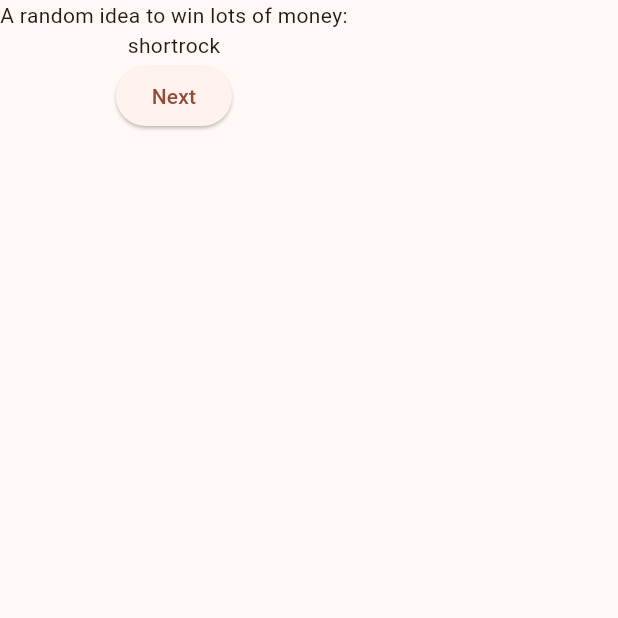
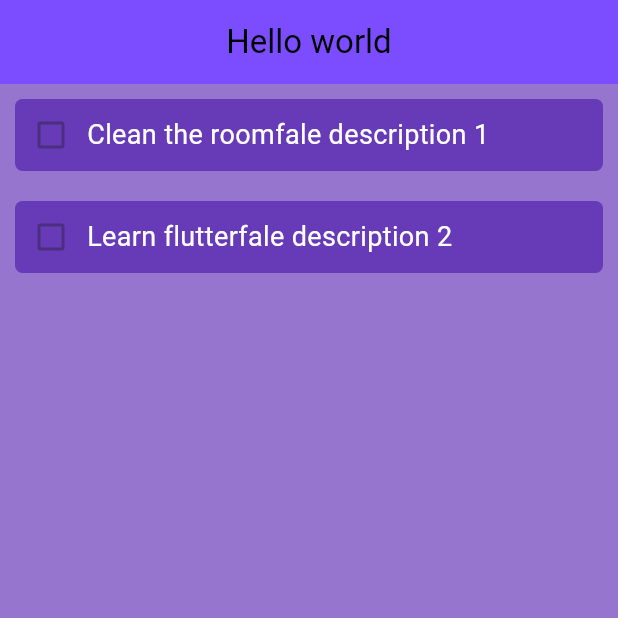
Before and after one commit to camunozv/proyecto-tareas, a Flutter app: the screen it shows after launch, on a phone screen of 412 x 824 dp, the top half of it. Run offline on Flutter 3.47's test engine with Material 3 defaults, Android fonts, the phone set to English and light mode, and no system bars.

```diff
--- /dev/null
+++ b/mobile/task_manager_v1/lib/home_page.dart
@@ -0,0 +1,41 @@
+import "package:flutter/material.dart";
+import "package:task_manager_v1/utils/todo_item.dart";
+
+// Every class should have a Build method
+class HomePage extends StatefulWidget {
+  HomePage({super.key});
+
+  @override
+  State<HomePage> createState() => _HomePageState();
+}
+
+class _HomePageState extends State<HomePage> {
+  List items = [
+    ["Clean the room", "fale description 1", false],
+    ["Learn flutter", "fale description 2", false],
+  ];
+
+  @override
+  Widget build(BuildContext context) {
+    return Scaffold(
+      backgroundColor: Colors.deepPurple.shade300,
+      appBar: AppBar(
+        title: Text("Hello world"),
+        backgroundColor: Colors.deepPurpleAccent,
+        foregroundColor: Colors.black,
+        centerTitle: true,
+      ),
+
+      body: ListView.builder(
+        itemCount: items.length,
+        itemBuilder: (BuildContext context, index) {
+          return TodoList(
+            taskName: items[index][0],
+            taskDescription: items[index][1],
+            taskState: items[index][2],
+          );
+        },
+      ),
+    );
+  }
+}
--- a/mobile/task_manager_v1/lib/main.dart
+++ b/mobile/task_manager_v1/lib/main.dart
@@ -1,56 +1,15 @@
-import 'package:english_words/english_words.dart';
 import 'package:flutter/material.dart';
-import 'package:provider/provider.dart';
+import 'package:task_manager_v1/home_page.dart';
 
-void main() {
-  runApp(MyApp());
-}
+void main() => runApp(const MyApp());
 
 class MyApp extends StatelessWidget {
   const MyApp({super.key});
 
   @override
   Widget build(BuildContext context) {
-    return ChangeNotifierProvider(
-      create: (context) => MyAppState(),
-      child: MaterialApp(
-        title: 'Namer App',
-        theme: ThemeData(
-          colorScheme: ColorScheme.fromSeed(seedColor: Colors.deepOrange),
-        ),
-        home: MyHomePage(),
-      ),
+    return MaterialApp(
+      home: HomePage(),
     );
   }
 }
-
-class MyAppState extends ChangeNotifier {
-  var current = WordPair.random();
-
-  void getNext() {
-    current = WordPair.random();
-    notifyListeners();
-  }
-}
-
-class MyHomePage extends StatelessWidget {
-  @override
-  Widget build(BuildContext context) {
-    var appState = context.watch<MyAppState>();
-
-    return Scaffold(
-      body: Column(
-        children: [
-          Text('A random idea to win lots of money:'),
-          Text(appState.current.asLowerCase),
-          ElevatedButton(
-            onPressed: () {
-              appState.getNext();
-            },
-            child: Text("Next"),
-          ),
-        ],
-      ),
-    );
-  }
-}
--- /dev/null
+++ b/mobile/task_manager_v1/lib/utils/todo_item.dart
@@ -0,0 +1,43 @@
+import "package:flutter/material.dart";
+
+class TodoList extends StatelessWidget {
+  const TodoList({super.key,
+  required this.taskName,
+  required this.taskDescription,
+  required this.taskState,
+  this.onChanged});
+
+  final String taskName;
+  final bool taskState;
+  final String taskDescription;
+  final Function(bool?)? onChanged;
+
+  @override
+  Widget build(BuildContext context) {
+    return Padding(
+      padding: const EdgeInsets.only(top: 10, left: 10, right: 10, bottom: 10),
+      child: Container(
+        decoration: BoxDecoration(
+          color: Colors.deepPurple,
+          borderRadius: BorderRadius.circular(5),
+        ),
+
+        child: Row(
+          children: [
+            Checkbox(value: taskState, onChanged: onChanged),
+            Text(
+              taskName,
+              style: const TextStyle(color: Colors.white, fontSize: 18),
+            ),
+            Text(
+              taskDescription,
+              style: const TextStyle(color: Colors.white, fontSize: 18),
+            ),
+          ],
+
+        ),
+      ),
+    );
+    ;
+  }
+}
--- a/mobile/task_manager_v1/pubspec.yaml
+++ b/mobile/task_manager_v1/pubspec.yaml
@@ -11,6 +11,7 @@ dependencies:
     sdk: flutter
   english_words: ^4.0.0
   provider: ^6.1.5
+  http: ^1.1.0
 
 dev_dependencies:
   flutter_test:
```
Also changed, not shown: mobile/task_manager_v1/pubspec.lock, 1 other file.
